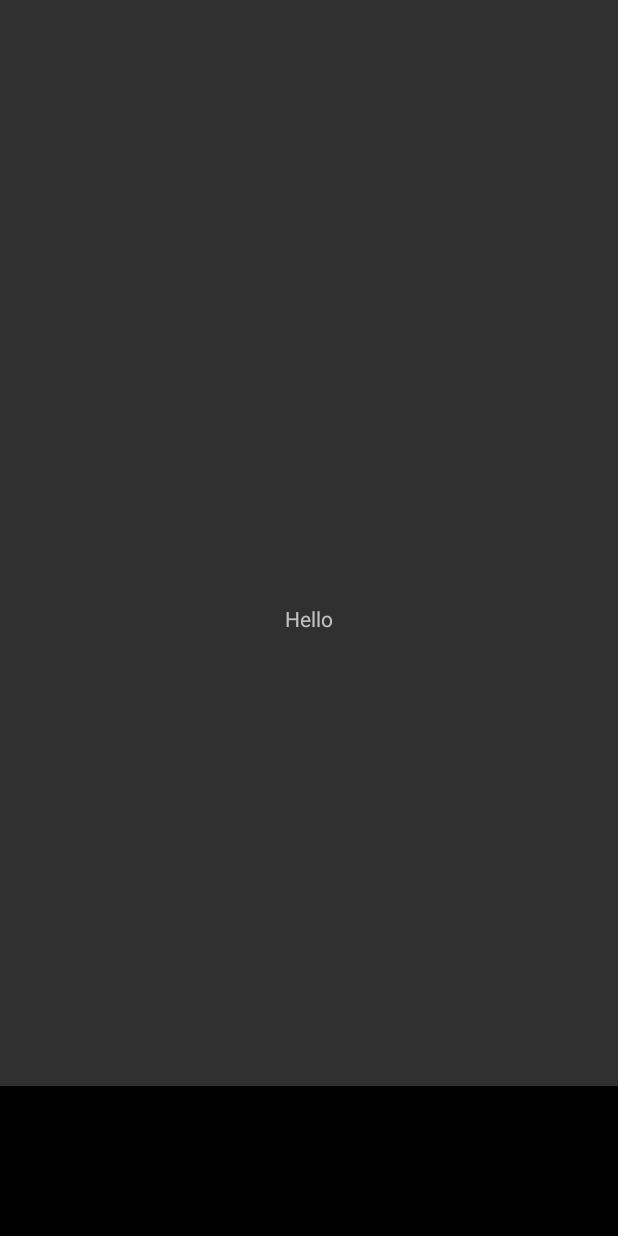
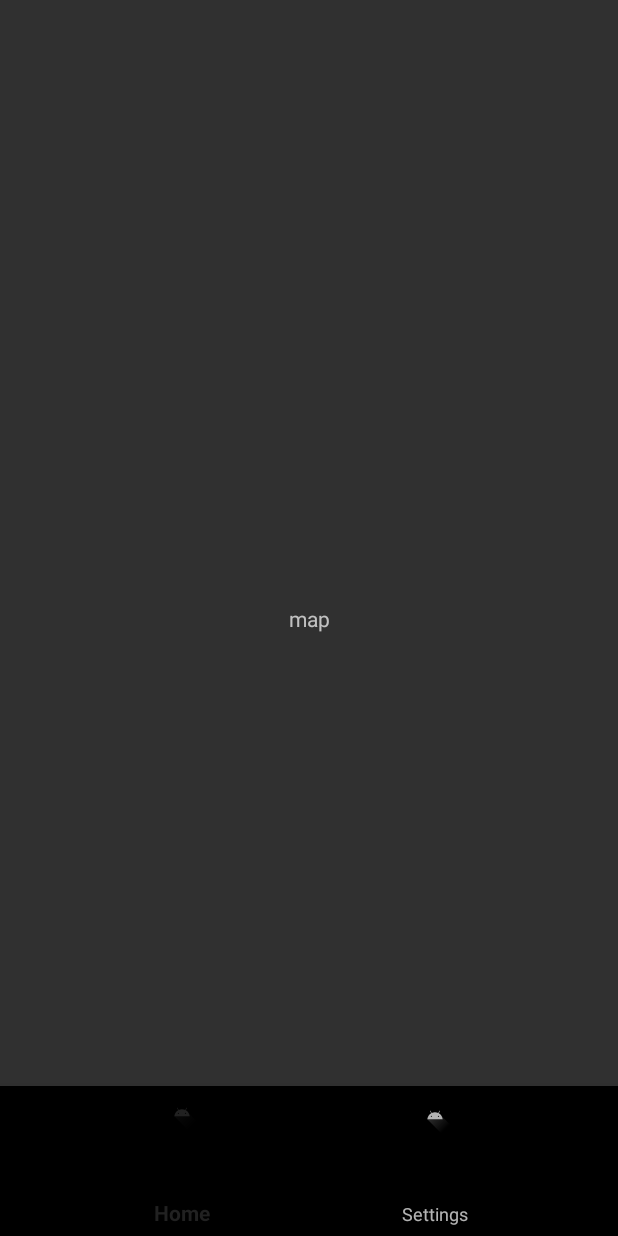
Before and after one commit to m-teja/Things-To-Do, an Android app: the fragment MapFragment placed in its activity, on a phone screen of 412 x 824 dp. Run offline under Robolectric (Android 15) with nearby library versions, the light colour scheme and no system bars.

Commit message:
fixed navigation issue

```diff
--- a/app/src/main/java/com/project/HomeActivity.kt
+++ b/app/src/main/java/com/project/HomeActivity.kt
@@ -2,8 +2,6 @@ package com.project
 
 import android.os.Bundle
 import androidx.core.splashscreen.SplashScreen.Companion.installSplashScreen
-import androidx.navigation.fragment.NavHostFragment
-import com.google.android.material.bottomnavigation.BottomNavigationView
 import com.google.android.material.navigation.NavigationBarView
 import com.project.base.BaseActivity
 import com.project.base.BaseFragment
@@ -25,6 +23,8 @@ class HomeActivity : BaseActivity() {
             }
             true
         }
+
+        setCurrentFragment(homeFragment)
     }
 
 
--- a/app/src/main/res/layout/activity_home.xml
+++ b/app/src/main/res/layout/activity_home.xml
@@ -19,6 +19,6 @@
         app:layout_constraintBottom_toBottomOf="parent"
         app:layout_constraintEnd_toEndOf="parent"
         app:layout_constraintStart_toStartOf="parent"
-        app:menu="@menu/menu_bottom_nav" />
+        app:menu="@menu/activity_home_bottom_nav_menu" />
 
 </androidx.constraintlayout.widget.ConstraintLayout>
--- a/app/src/main/res/layout/fragment_map.xml
+++ b/app/src/main/res/layout/fragment_map.xml
@@ -9,7 +9,7 @@
         android:id="@+id/textView"
         android:layout_width="wrap_content"
         android:layout_height="wrap_content"
-        android:text="Hello"
+        android:text="map"
         app:layout_constraintBottom_toBottomOf="parent"
         app:layout_constraintEnd_toEndOf="parent"
         app:layout_constraintStart_toStartOf="parent"
```
